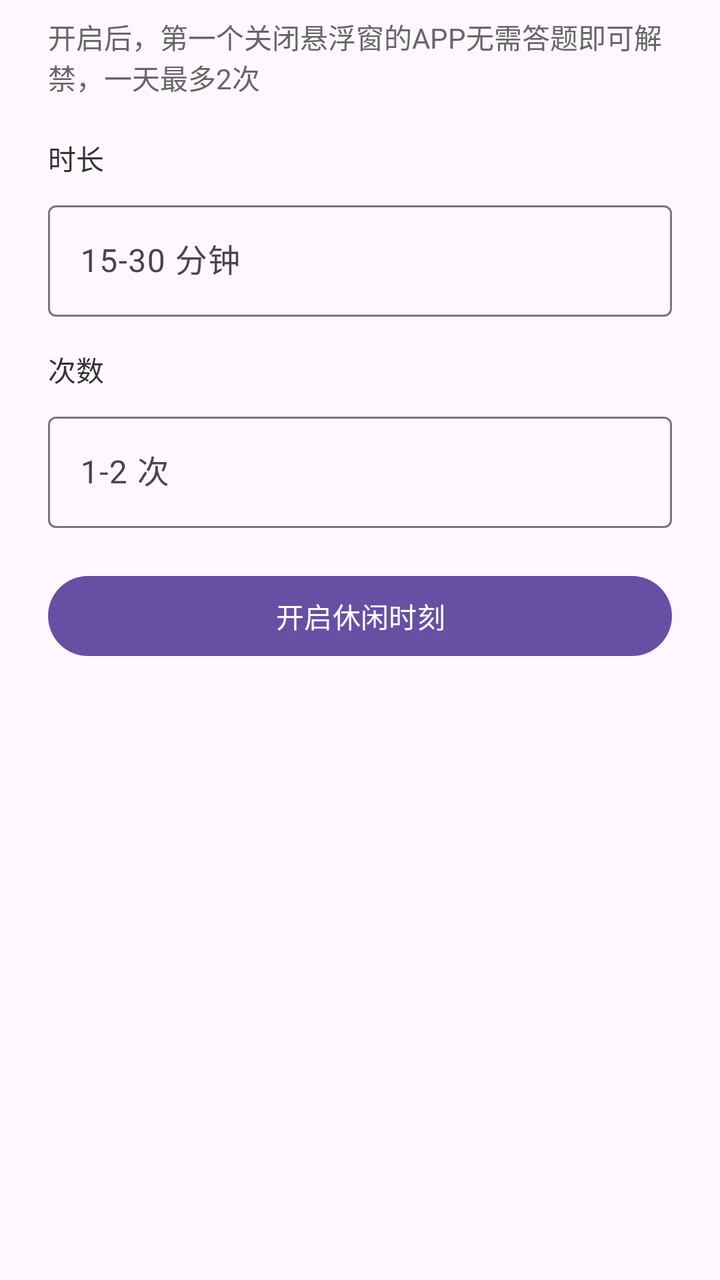
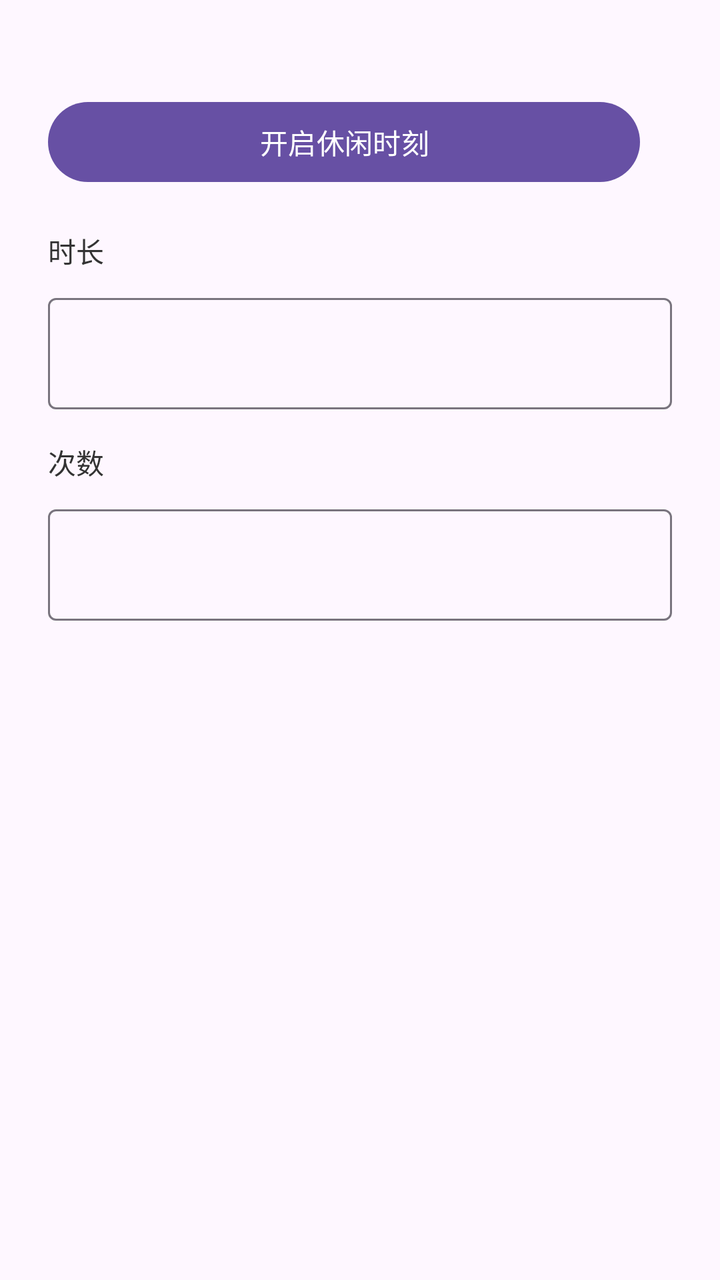

Two renders of the same Android screen: before a commit and after it. Below are the layout's source before the change and the commit's diff.
<!-- AndroidManifest.xml: application theme Theme.Basic -->
<!-- res/layout/dialog_leisure_time.xml -->
<?xml version="1.0" encoding="utf-8"?>
<LinearLayout xmlns:android="http://schemas.android.com/apk/res/android"
    xmlns:app="http://schemas.android.com/apk/res-auto"
    android:layout_width="match_parent"
    android:layout_height="wrap_content"
    android:orientation="vertical"
    android:paddingStart="24dp"
    android:paddingTop="8dp"
    android:paddingEnd="24dp"
    android:paddingBottom="8dp">

    <TextView
        android:layout_width="match_parent"
        android:layout_height="wrap_content"
        android:layout_marginBottom="20dp"
        android:text="开启后，第一个关闭悬浮窗的APP无需答题即可解禁，一天最多2次"
        android:textColor="#666666"
        android:textSize="14sp" />

    <TextView
        android:layout_width="match_parent"
        android:layout_height="wrap_content"
        android:layout_marginBottom="8dp"
        android:text="时长"
        android:textColor="#333333"
        android:textSize="14sp" />

    <com.google.android.material.textfield.TextInputLayout
        android:id="@+id/layout_leisure_duration"
        style="@style/Widget.Material3.TextInputLayout.OutlinedBox"
        android:layout_width="match_parent"
        android:layout_height="wrap_content"
        android:layout_marginBottom="16dp"
        android:hint="15-30 分钟"
        app:suffixText="分钟">

        <com.google.android.material.textfield.TextInputEditText
            android:id="@+id/et_leisure_duration"
            android:layout_width="match_parent"
            android:layout_height="wrap_content"
            android:digits="0123456789"
            android:inputType="number"
            android:maxLength="2"
            android:maxLines="1"
            android:textSize="16sp" />

    </com.google.android.material.textfield.TextInputLayout>

    <TextView
        android:layout_width="match_parent"
        android:layout_height="wrap_content"
        android:layout_marginBottom="8dp"
        android:text="次数"
        android:textColor="#333333"
        android:textSize="14sp" />

    <com.google.android.material.textfield.TextInputLayout
        android:id="@+id/layout_leisure_count"
        style="@style/Widget.Material3.TextInputLayout.OutlinedBox"
        android:layout_width="match_parent"
        android:layout_height="wrap_content"
        android:layout_marginBottom="20dp"
        android:hint="1-2 次"
        app:suffixText="次">

        <com.google.android.material.textfield.TextInputEditText
            android:id="@+id/et_leisure_count"
            android:layout_width="match_parent"
            android:layout_height="wrap_content"
            android:digits="12"
            android:inputType="number"
            android:maxLength="1"
            android:maxLines="1"
            android:textSize="16sp" />

    </com.google.android.material.textfield.TextInputLayout>

    <Button
        android:id="@+id/btn_start_leisure_time"
        style="@style/Widget.Material3.Button"
        android:layout_width="match_parent"
        android:layout_height="wrap_content"
        android:text="开启休闲时刻" />

</LinearLayout>
<!-- resources referenced by this layout -->
<resources>
  <style name="Theme.Basic" parent="Base.Theme.Basic" />
  <style name="Base.Theme.Basic" parent="Theme.Material3.DayNight.NoActionBar">
          
          
      </style>
</resources>

<!-- the commit's change to res/layout/dialog_leisure_time.xml (unified diff, before → after) -->
@@ -10,12 +10,38 @@
     android:paddingBottom="8dp">
 
     <TextView
+        android:id="@+id/tv_leisure_description"
         android:layout_width="match_parent"
         android:layout_height="wrap_content"
         android:layout_marginBottom="20dp"
-        android:text="开启后，第一个关闭悬浮窗的APP无需答题即可解禁，一天最多2次"
         android:textColor="#666666"
         android:textSize="14sp" />
+
+    <LinearLayout
+        android:layout_width="match_parent"
+        android:layout_height="wrap_content"
+        android:layout_marginBottom="20dp"
+        android:gravity="center_vertical"
+        android:orientation="horizontal">
+
+        <Button
+            android:id="@+id/btn_start_leisure_time"
+            style="@style/Widget.Material3.Button"
+            android:layout_width="0dp"
+            android:layout_height="wrap_content"
+            android:layout_weight="1"
+            android:text="开启休闲时刻" />
+
+        <TextView
+            android:id="@+id/tv_leisure_remaining_count"
+            android:layout_width="wrap_content"
+            android:layout_height="wrap_content"
+            android:layout_marginStart="16dp"
+            android:gravity="end"
+            android:textColor="#666666"
+            android:textSize="14sp" />
+
+    </LinearLayout>
 
     <TextView
         android:layout_width="match_parent"
@@ -31,16 +57,13 @@
         android:layout_width="match_parent"
         android:layout_height="wrap_content"
         android:layout_marginBottom="16dp"
-        android:hint="15-30 分钟"
         app:suffixText="分钟">
 
         <com.google.android.material.textfield.TextInputEditText
             android:id="@+id/et_leisure_duration"
             android:layout_width="match_parent"
             android:layout_height="wrap_content"
-            android:digits="0123456789"
             android:inputType="number"
-            android:maxLength="2"
             android:maxLines="1"
             android:textSize="16sp" />
 
@@ -60,26 +83,15 @@
         android:layout_width="match_parent"
         android:layout_height="wrap_content"
         android:layout_marginBottom="20dp"
-        android:hint="1-2 次"
         app:suffixText="次">
 
         <com.google.android.material.textfield.TextInputEditText
             android:id="@+id/et_leisure_count"
             android:layout_width="match_parent"
             android:layout_height="wrap_content"
-            android:digits="12"
             android:inputType="number"
-            android:maxLength="1"
             android:maxLines="1"
             android:textSize="16sp" />
 
     </com.google.android.material.textfield.TextInputLayout>
-
-    <Button
-        android:id="@+id/btn_start_leisure_time"
-        style="@style/Widget.Material3.Button"
-        android:layout_width="match_parent"
-        android:layout_height="wrap_content"
-        android:text="开启休闲时刻" />
-
 </LinearLayout>
